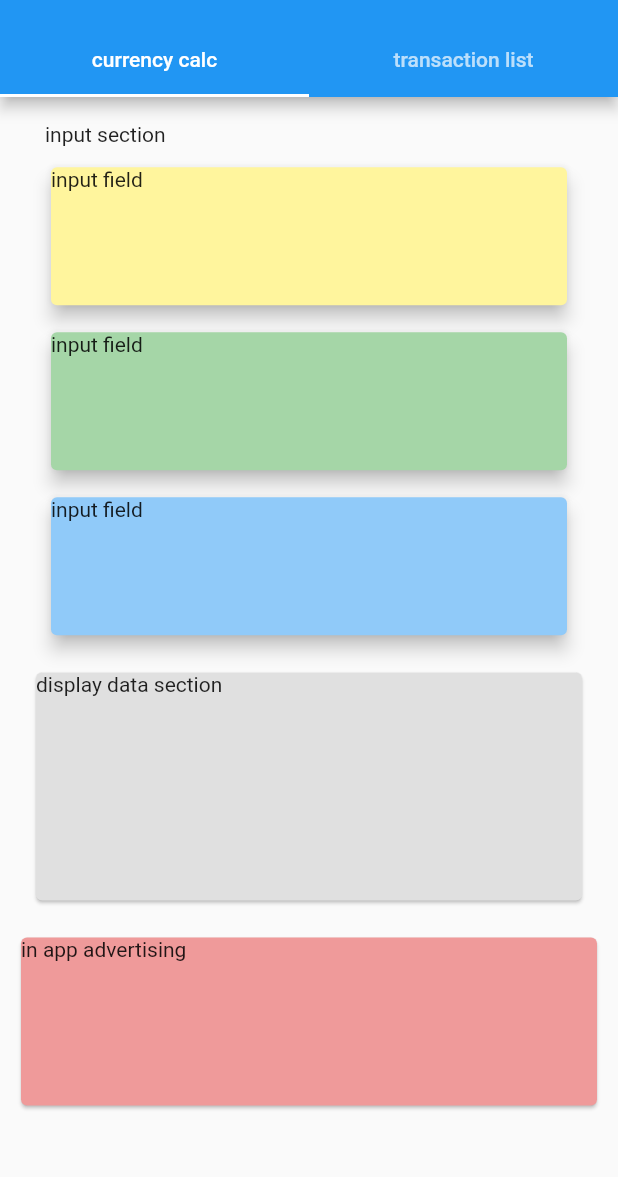
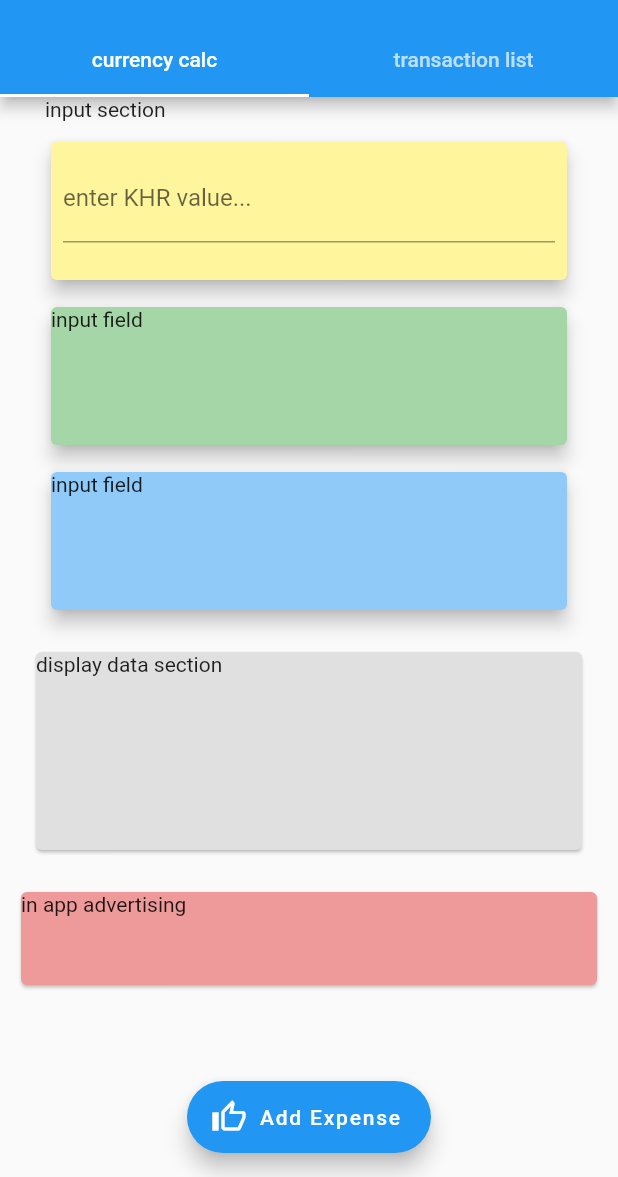
Before and after one commit to carlstep/cambo_app_v2_2, a Flutter app: the screen it shows after launch, on a phone screen of 412 x 824 dp, the part 59-1236 px from its top. Run offline on Flutter 3.47's test engine with Material 2 defaults, Android fonts, the phone set to English and light mode, and no system bars.

Commit message:
updated currency_calc with FAB

```diff
--- a/lib/currency_calc.dart
+++ b/lib/currency_calc.dart
@@ -3,7 +3,9 @@ import 'package:flutter/material.dart';
 class CurrencyCalc extends StatelessWidget {
   @override
   Widget build(BuildContext context) {
-    return Column(
+    return Scaffold(
+      body: SingleChildScrollView(
+        child: Column(
           mainAxisAlignment: MainAxisAlignment.spaceEvenly,
           // main column
           children: [
@@ -22,7 +24,13 @@ class CurrencyCalc extends StatelessWidget {
                     child: Card(
                       elevation: 5,
                       color: Colors.yellow[200],
-                  child: Text('input field'),
+                      child: Padding(
+                        padding: const EdgeInsets.all(8.0),
+                        child: TextField(
+                          decoration:
+                              InputDecoration(labelText: 'enter KHR value...'),
+                        ),
+                      ),
                     ),
                   ),
                   SizedBox(
@@ -50,9 +58,12 @@ class CurrencyCalc extends StatelessWidget {
                 ],
               ),
             ),
+            SizedBox(
+              height: 20,
+            ),
             Container(
               padding: EdgeInsets.symmetric(horizontal: 20, vertical: 0),
-          height: 160,
+              height: 140,
               width: double.infinity,
               child: Card(
                 //elevation: 10,
@@ -60,9 +71,12 @@ class CurrencyCalc extends StatelessWidget {
                 child: Text('display data section'),
               ),
             ),
+            SizedBox(
+              height: 20,
+            ),
             Container(
               padding: EdgeInsets.symmetric(horizontal: 10, vertical: 0),
-          height: 120,
+              height: 70,
               width: double.infinity,
               child: Card(
                 color: Colors.red[200],
@@ -70,9 +84,17 @@ class CurrencyCalc extends StatelessWidget {
               ),
             ),
             SizedBox(
-          height: 10,
+              height: 20,
             ),
           ],
+        ),
+      ),
+      floatingActionButtonLocation: FloatingActionButtonLocation.centerFloat,
+      floatingActionButton: FloatingActionButton.extended(
+        label: Text('Add Expense'), icon: Icon(Icons.thumb_up_alt_outlined),
+        onPressed: () {},
+        //child: Icon(Icons.add),
+      ),
     );
   }
 }
--- a/lib/main.dart
+++ b/lib/main.dart
@@ -62,6 +62,7 @@ class MyHomePage extends StatelessWidget {
             child: TransactionList(transactions),
           ),
         ],
-        ));
+      ),
+    );
   }
 }
```
Lines whose indentation alone changed are shown as unchanged.
